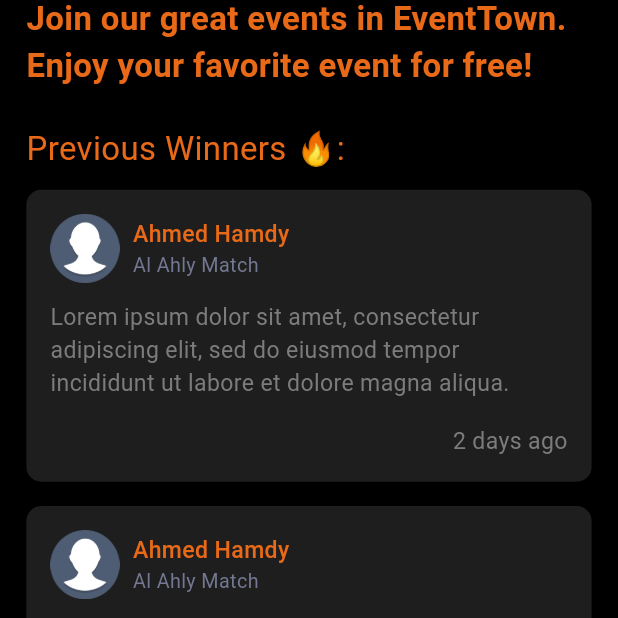
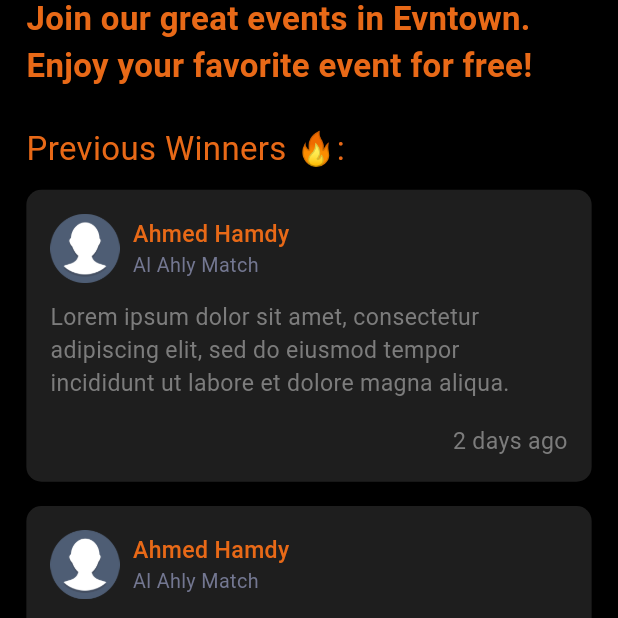
Before and after one commit to EvyxDev/Eventown, a Flutter app: the WheelScreen screen opened directly, scrolled down 1152 dp, on a phone screen of 412 x 824 dp, the top half of it. Run offline on Flutter 3.47's test engine with Material 3 defaults, Android fonts, the light colour scheme and no system bars; our stand-ins replace cached_network_image, crystal_navigation_bar, dartz, dio, flutter_bloc, flutter_fortune_wheel and 9 more; missing offline and left inert: bottom_sheet, data_connection_checker_tv, jumping_dot; accounts and stored records are empty.

Commit message:
Fix app icon and name

```diff
--- a/assets/translations/ar.json
+++ b/assets/translations/ar.json
@@ -1,5 +1,5 @@
 {
-    "appName": "Eventown",
+    "appName": "Evntown",
     "onBoardingTitle1": "ابحث عن طريقك",
     "onBoardingTitle2": "انظر إلى قائمة بجميع الفعاليات والمتحدثين.",
     "onBoardingTitle3": "تعرف على المتحدثين وفعالياتهم.",
@@ -97,7 +97,7 @@
     "redeemTicket": "استرداد التذكرة",
     "howToRedeemYourTicket": "كيفية استرداد تذكرتك",
     "redeemTicketInstructions": "ستملأ نموذجًا لاسترداد تذكرتك. يمكنك اختيار ما يصل إلى 3 أحداث. اختر الأحداث الأكثر أولوية. ستحصل على التذكرة حسب الأولوية. إذا كانت الأولوية الأولى قد نفدت، ستحصل على الأولوية الثانية، وهكذا.",
-    "joinOurGreatEvents": "انضم إلى أحداثنا الرائعة في EventTown. استمتع بحدثك المفضل مجانًا!",
+    "joinOurGreatEvents": "انضم إلى أحداثنا الرائعة في Evntown. استمتع بحدثك المفضل مجانًا!",
     "previousWinners": "الفائزون السابقون 🔥",
     "spin":"تدوير",
     "points":"نقاط"
--- a/assets/translations/en.json
+++ b/assets/translations/en.json
@@ -1,5 +1,5 @@
 {
-    "appName": "Eventown",
+    "appName": "Evntown",
     "onBoardingTitle1": "Find your way around",
     "onBoardingTitle2": "See a list of all the Events and speakers.",
     "onBoardingTitle3": "Get to know the speakers and their events.",
@@ -97,7 +97,7 @@
     "redeemTicket": "Redeem Ticket",
     "howToRedeemYourTicket": "How to Redeem Your Ticket",
     "redeemTicketInstructions": "You will fill a form to redeem your ticket. You can select up to 3 events. Select the most priority favorite events. You will get the ticket by priority. If the first priority is sold out, you will gain the second priority, etc.",
-    "joinOurGreatEvents": "Join our great events in EventTown. Enjoy your favorite event for free!",
+    "joinOurGreatEvents": "Join our great events in Evntown. Enjoy your favorite event for free!",
     "previousWinners": "Previous Winners 🔥",
     "spin":"SPIN",
     "points":"Points"
--- a/lib/features/home/presentation/screens/home_screen.dart
+++ b/lib/features/home/presentation/screens/home_screen.dart
@@ -27,6 +27,7 @@ class HomeScreen extends StatelessWidget {
             builder: (context, state) {
               return ModalProgressHUD(
                 inAsyncCall: state is HomeLoading,
+                color: Colors.transparent,
                 progressIndicator: const CustomLoadingIndicator(),
                 child: SingleChildScrollView(
                   child: Padding(
```
Also changed, not shown: lib/features/home/presentation/cubit/home_cubit.dart (+4 -4 lines), assets/images/png/app_icon.png, assets/images/png/appstore.png, assets/images/png/playstore.png, 7 other files.
